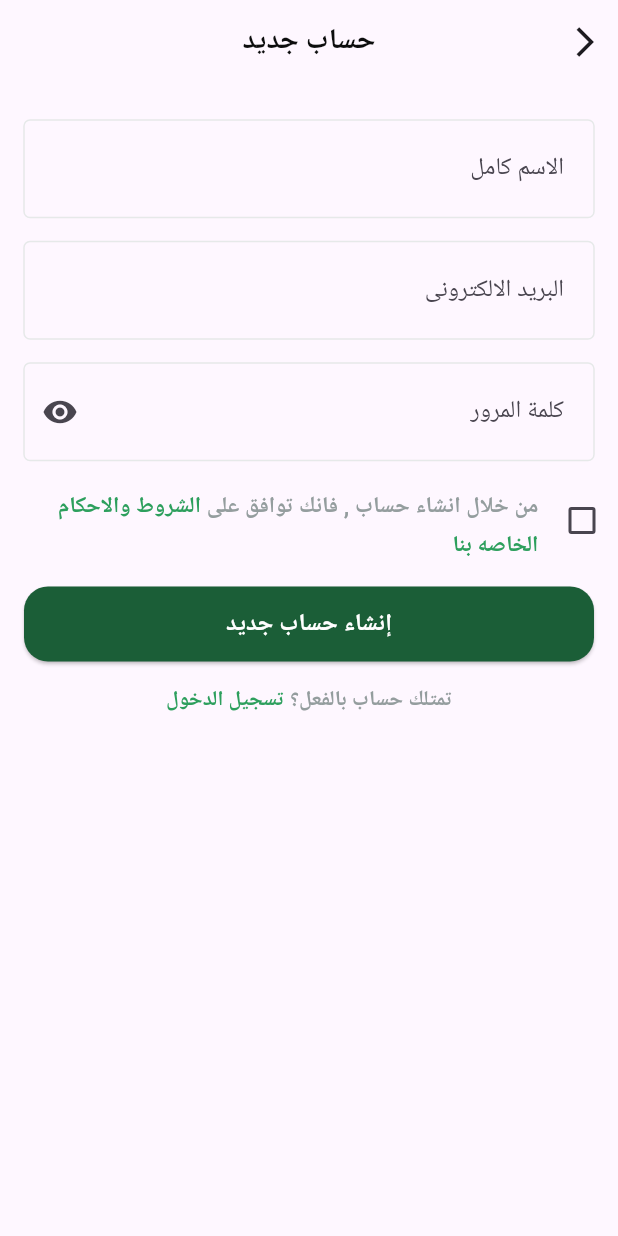
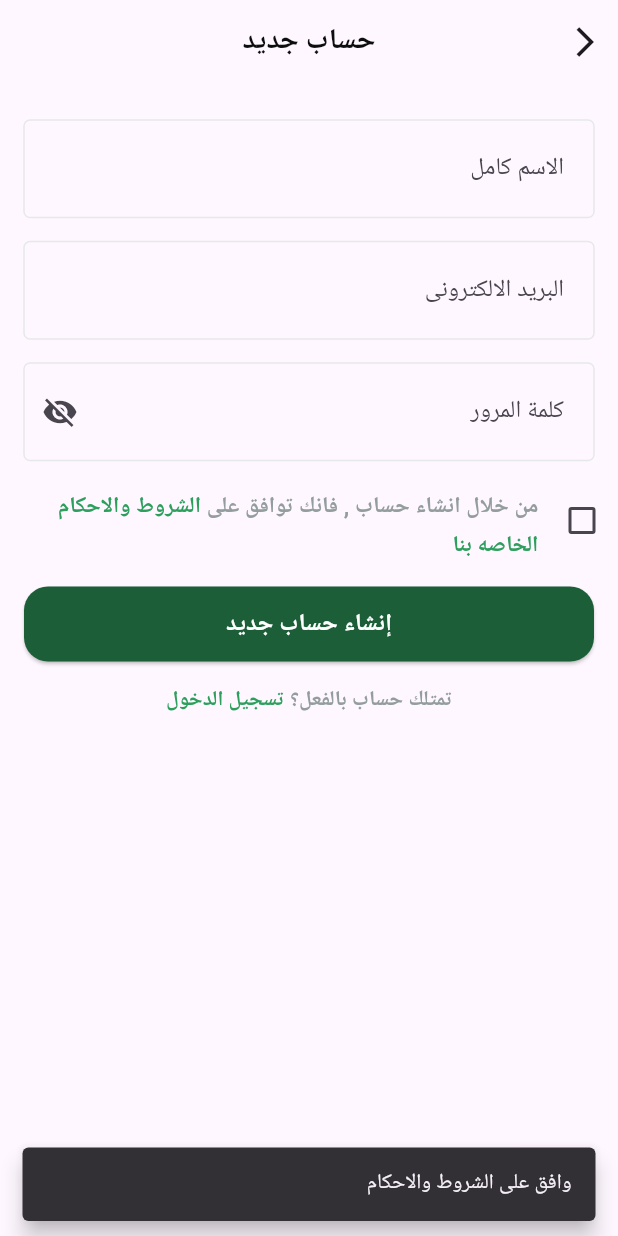
Before and after one commit to MohamedElnegouly/nti_training, a Flutter app: the Signup screen opened directly, after a tap on "إنشاء حساب جديد", on a phone screen of 412 x 824 dp. Run offline on Flutter 3.47's test engine with Material 3 defaults, Android fonts, the phone set to English and light mode, and no system bars; our stand-ins replace bloc, dartz, firebase_auth, firebase_core, flutter_bloc, get_it; accounts and stored records are empty; Roboto replaces fonts that are missing (Cairo).

```diff
--- /dev/null
+++ b/lib/core/widgets/SnackBarBuild.dart
@@ -0,0 +1,11 @@
+import 'package:flutter/material.dart';
+
+void snackBarbuild(BuildContext context, String messege) {
+  ScaffoldMessenger.of(context).showSnackBar(
+    SnackBar(
+      behavior: SnackBarBehavior.floating,
+      duration: const Duration(seconds: 1),
+      content: Text(messege),
+    ),
+  );
+}
--- a/lib/features/auth/presentation/views/signUp.dart
+++ b/lib/features/auth/presentation/views/signUp.dart
@@ -1,6 +1,6 @@
 import 'package:flutter/material.dart';
-import 'package:training_app/features/auth/presentation/widgets/CustomAppBar.dart';
-import 'package:training_app/features/auth/presentation/widgets/signUpViewBody.dart';
+import 'package:training_app/features/auth/presentation/views/widgets/CustomAppBar.dart';
+import 'package:training_app/features/auth/presentation/views/widgets/signUpViewBody.dart';
 import 'package:training_app/generated/l10n.dart';
 
 
--- a/lib/features/auth/presentation/widgets/custom_text_form_field.dart
+++ b/lib/features/auth/presentation/views/widgets/custom_text_form_field.dart
@@ -3,6 +3,7 @@ import 'package:flutter/material.dart';
 class CustomTextFormField extends StatelessWidget {
   final Key? fieldKey;
   final void Function(String)? onChanged;
+  final void Function(String?)? onsaved;
   final String hintText;
   final Widget? prefixIcon;
   final Widget? suffixIcon;
@@ -18,6 +19,7 @@ class CustomTextFormField extends StatelessWidget {
     this.suffixIcon,
     this.keyboardType,
     this.obscureText,
+   this.onsaved,
      });
 
   @override
@@ -27,6 +29,7 @@ class CustomTextFormField extends StatelessWidget {
       child: TextFormField(
         key: fieldKey,
         onChanged: onChanged,
+        onSaved: onsaved,
         obscureText: obscureText ?? false,
         decoration: InputDecoration(
           hintText: hintText,
--- /dev/null
+++ b/lib/features/auth/presentation/views/widgets/signUpViewBody.dart
@@ -0,0 +1,105 @@
+import 'package:flutter/material.dart';
+import 'package:training_app/core/widgets/SnackBarBuild.dart';
+import 'package:training_app/features/auth/presentation/cubit/signup/signup_cubit.dart';
+import 'package:training_app/features/auth/presentation/views/widgets/CustomCheckBox.dart';
+import 'package:training_app/features/auth/presentation/views/widgets/custom_button.dart';
+import 'package:training_app/features/auth/presentation/views/widgets/custom_text_after_button.dart';
+import 'package:training_app/features/auth/presentation/views/widgets/custom_text_form_field.dart';
+import 'package:training_app/generated/l10n.dart';
+import 'package:flutter_bloc/flutter_bloc.dart';
+import '../signIn.dart';
+
+class Signupviewbody extends StatefulWidget {
+  const Signupviewbody({super.key});
+
+  @override
+  State<Signupviewbody> createState() => _SignupviewbodyState();
+}
+
+class _SignupviewbodyState extends State<Signupviewbody> {
+  //see state this widget
+  final GlobalKey<FormState> formKey = GlobalKey<FormState>();
+  //refused sign up button until all data is valid
+  AutovalidateMode autovalidateMode = AutovalidateMode.disabled;
+  late String email, password, name;
+  late bool change = false;
+  @override
+  Widget build(BuildContext context) {
+    return Form(
+      key: formKey,
+      child: Column(
+        children: [
+          const SizedBox(
+            height: 24,
+          ),
+          CustomTextFormField(
+            hintText: S.of(context).fullName,
+            keyboardType: TextInputType.name,
+            onsaved: (value) {
+              name = value!;
+            },
+          ),
+          const SizedBox(
+            height: 16,
+          ),
+          CustomTextFormField(
+            onsaved: (value) {
+              email = value!;
+            },
+            hintText: S.of(context).email,
+            keyboardType: TextInputType.emailAddress,
+          ),
+          const SizedBox(
+            height: 16,
+          ),
+          CustomTextFormField(
+            onsaved: (value) {
+              password = value!;
+            },
+            hintText: S.of(context).password,
+            keyboardType: TextInputType.visiblePassword,
+            suffixIcon: IconButton(
+              icon: Icon(change ? Icons.visibility : Icons.visibility_off),
+              onPressed: () {
+                setState(() {
+                  change = !change;
+                });
+              },
+            ),
+            obscureText: change,
+          ),
+          const SizedBox(
+            height: 16,
+          ),
+          const Customcheckbox(),
+          const SizedBox(height: 16),
+          CustomButton(
+            text: S.of(context).ButtonSignUp,
+            onPressed: () {
+              if (formKey.currentState!.validate()) {
+                formKey.currentState!.save();
+                if (change) {
+                  context.read<SignupCubit>().createUserWithEmailAndPassword(
+                      name: name, email: email, password: password);
+                } else {
+                  snackBarbuild(context, "وافق على الشروط والاحكام");
+                }
+              } else {
+                autovalidateMode = AutovalidateMode.always;
+              }
+            },
+          ),
+          const SizedBox(height: 16),
+          CustomTextAfterButton(
+            text1: S.of(context).YouHaveAccount,
+            text2: S.of(context).login,
+            onTap: () => Navigator.pushReplacement(
+              context,
+              MaterialPageRoute(builder: (context) => const SignIn()),
+            ),
+          ),
+        ],
+      ),
+    );
+  }
+}
--- a/lib/features/auth/presentation/widgets/signUpViewBody.dart
+++ /dev/null
@@ -1,82 +0,0 @@
-import 'package:flutter/material.dart';
-import 'package:training_app/features/auth/presentation/widgets/CustomCheckBox.dart';
-import 'package:training_app/features/auth/presentation/widgets/custom_button.dart';
-import 'package:training_app/features/auth/presentation/widgets/custom_text_after_button.dart';
-import 'package:training_app/features/auth/presentation/widgets/custom_text_form_field.dart';
-import 'package:training_app/generated/l10n.dart';
-
-import '../views/signIn.dart';
-
-class Signupviewbody extends StatefulWidget {
-  const Signupviewbody({super.key});
-
-  @override
-  State<Signupviewbody> createState() => _SignupviewbodyState();
-}
-
-class _SignupviewbodyState extends State<Signupviewbody> {
-    //see state this widget
-  final GlobalKey<FormState> formKey = GlobalKey<FormState>();
-  //refused sign up button until all data is valid
-  AutovalidateMode autovalidateMode = AutovalidateMode.disabled;
-  late String email, password, name;
-  late bool isObscure = true;
-  @override
-  Widget build(BuildContext context) {
-    return  Form(
-        key: formKey,
-        child: Column(
-          children: [
-            const SizedBox(
-              height: 24,
-            ),
-            CustomTextFormField(
-              hintText: S.of(context).fullName,
-              keyboardType: TextInputType.name,
-            ),
-            const SizedBox(
-              height: 16,
-            ),
-            CustomTextFormField(
-              hintText: S.of(context).email,
-              keyboardType: TextInputType.emailAddress,
-            ),
-            const SizedBox(
-              height: 16,
-            ),
-            CustomTextFormField(
-              hintText: S.of(context).password,
-              keyboardType: TextInputType.visiblePassword,
-              suffixIcon: IconButton(
-                icon: Icon(isObscure ? Icons.visibility : Icons.visibility_off),
-                onPressed: () {
-                  setState(() {
-                    isObscure = !isObscure;
-                  });
-                },
-              ),
-              obscureText: isObscure,
-            ),
-            const SizedBox(
-              height: 16,
-            ),
-            const Customcheckbox(),
-            const SizedBox(height: 16),
-            CustomButton(
-              text: S.of(context).ButtonSignUp,
-              onPressed: () {},
-            ),
-            const SizedBox(height: 16),
-            CustomTextAfterButton(
-              text1: S.of(context).YouHaveAccount,
-              text2: S.of(context).login,
-              onTap: () => Navigator.pushReplacement(
-                context,
-                MaterialPageRoute(builder: (context) => const SignIn()),
-              ),
-            ),
-          ],
-        ),
-      );
-  }
-}
```
Also changed, not shown: lib/features/auth/presentation/views/forgetPassword.dart (+4 -4 lines), lib/features/auth/presentation/views/signIn.dart (+7 -7 lines), lib/features/auth/presentation/views/widgets/CustomAppBar.dart (renamed from lib/features/auth/presentation/widgets/CustomAppBar.dart), lib/features/auth/presentation/views/widgets/CustomCheckBox.dart (renamed from lib/features/auth/presentation/widgets/CustomCheckBox.dart), lib/features/auth/presentation/views/widgets/Or_line.dart (renamed from lib/features/auth/presentation/widgets/Or_line.dart), lib/features/auth/presentation/views/widgets/custom_button.dart (renamed from lib/features/auth/presentation/widgets/custom_button.dart), lib/features/auth/presentation/views/widgets/custom_google_button.dart (renamed from lib/features/auth/presentation/widgets/custom_google_button.dart), lib/features/auth/presentation/views/widgets/custom_text.dart (renamed from lib/features/auth/presentation/widgets/custom_text.dart), lib/features/auth/presentation/views/widgets/custom_text_after_button.dart (renamed from lib/features/auth/presentation/widgets/custom_text_after_button.dart), lib/features/auth/presentation/views/widgets/forget_page_text.dart (renamed from lib/features/auth/presentation/widgets/forget_page_text.dart).
